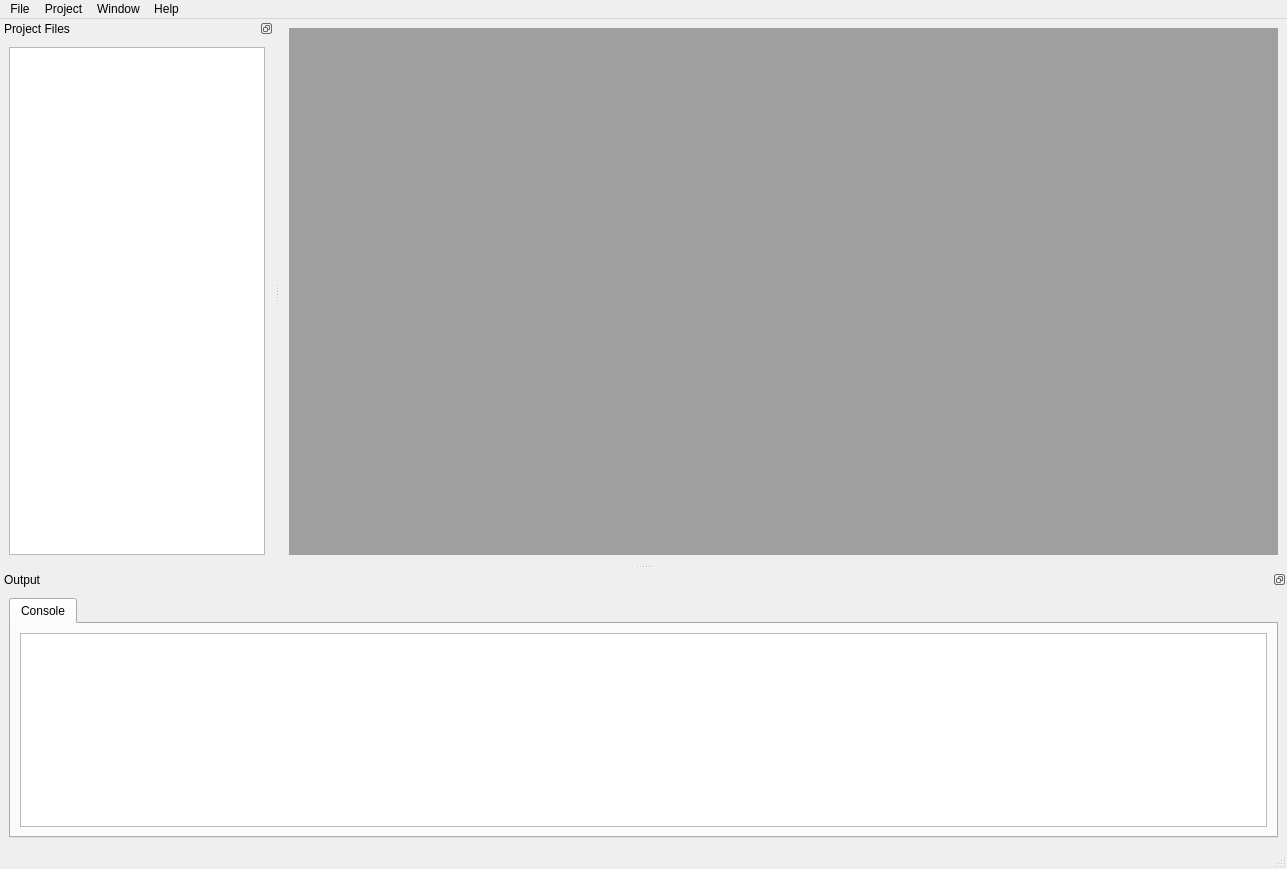
First picture: the form in res/ide_main.ui, repository mahlemiut/cpcbuilder, before the edit.
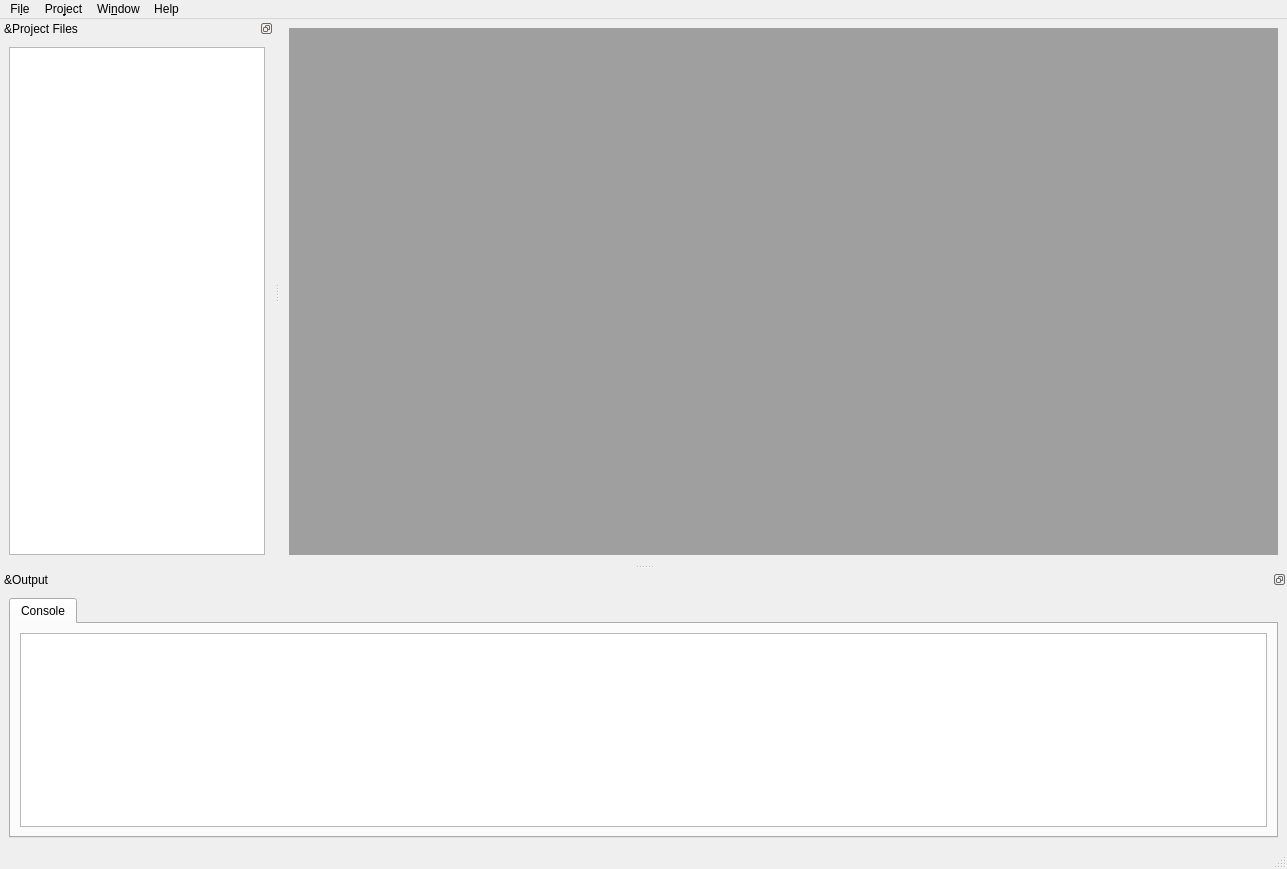
Second picture: the form after the edit.

Commit message: Added an option to set include folders for the assembler.  Also added a small firmware include file in a default include folder, which will be expanded on soon, and updated the example project to use it.

What changed in the file:
```diff
--- a/res/ide_main.ui
+++ b/res/ide_main.ui
@@ -36,12 +36,12 @@
      <x>0</x>
      <y>0</y>
      <width>1287</width>
-     <height>28</height>
+     <height>30</height>
     </rect>
    </property>
    <widget class="QMenu" name="menuFile">
     <property name="title">
-     <string>File</string>
+     <string>Fi&amp;le</string>
     </property>
     <addaction name="menu_file_new"/>
     <addaction name="menu_file_new_gfx"/>
@@ -65,14 +65,14 @@
    </widget>
    <widget class="QMenu" name="menuWindow">
     <property name="title">
-     <string>Window</string>
+     <string>Wi&amp;ndow</string>
     </property>
     <addaction name="menu_win_tile"/>
     <addaction name="menu_win_cascade"/>
    </widget>
    <widget class="QMenu" name="menuProject">
     <property name="title">
-     <string>Project</string>
+     <string>Pro&amp;ject</string>
     </property>
     <addaction name="menu_project_new"/>
     <addaction name="menu_project_open"/>
@@ -92,7 +92,7 @@
     <set>QDockWidget::DockWidgetFloatable|QDockWidget::DockWidgetMovable</set>
    </property>
    <property name="windowTitle">
-    <string>Project Files</string>
+    <string>&amp;Project Files</string>
    </property>
    <attribute name="dockWidgetArea">
     <number>1</number>
@@ -133,7 +133,7 @@
     <set>QDockWidget::DockWidgetFloatable|QDockWidget::DockWidgetMovable</set>
    </property>
    <property name="windowTitle">
-    <string>Output</string>
+    <string>&amp;Output</string>
    </property>
    <attribute name="dockWidgetArea">
     <number>8</number>
```
Left out of the diff: 66 changed lines with no effect on the pictures. The commit also changes 13 other files.
